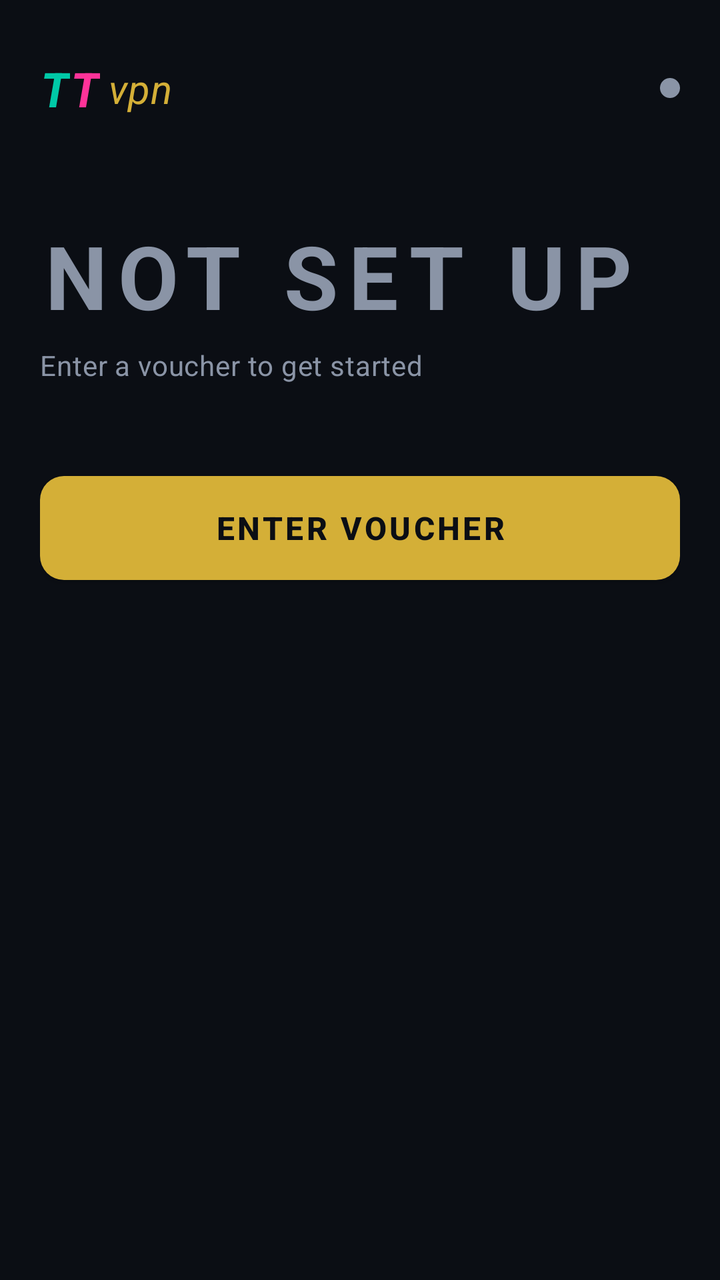
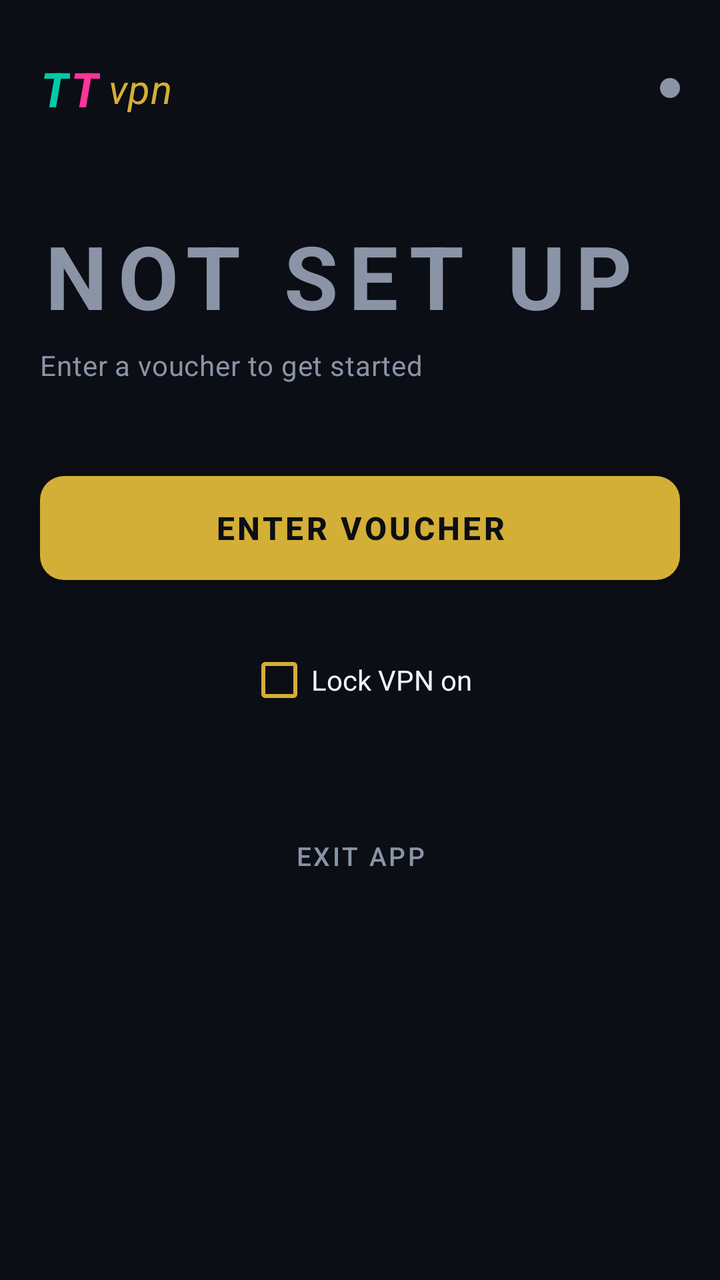

The first picture is an Android layout as it rendered before a commit; the second is the same layout after the commit. The layout source and the unified diff follow.
<!-- AndroidManifest.xml: application theme Theme.MaterialComponents.NoActionBar -->
<!-- res/layout/activity_main.xml -->
<?xml version="1.0" encoding="utf-8"?>
<ScrollView xmlns:android="http://schemas.android.com/apk/res/android"
    xmlns:app="http://schemas.android.com/apk/res-auto"
    android:layout_width="match_parent"
    android:layout_height="match_parent"
    android:background="@color/bg_dark"
    android:fillViewport="true">

    <LinearLayout
        android:layout_width="match_parent"
        android:layout_height="wrap_content"
        android:orientation="vertical"
        android:padding="20dp">

        <LinearLayout
            android:layout_width="match_parent"
            android:layout_height="wrap_content"
            android:layout_marginTop="8dp"
            android:gravity="center_vertical"
            android:orientation="horizontal">

            <LinearLayout
                android:layout_width="0dp"
                android:layout_height="wrap_content"
                android:layout_weight="1"
                android:gravity="center_vertical"
                android:orientation="horizontal">

                <TextView
                    android:layout_width="wrap_content"
                    android:layout_height="wrap_content"
                    android:letterSpacing="0.02"
                    android:text="@string/wordmark_tt1"
                    android:textColor="@color/brand_teal"
                    android:textSize="24sp"
                    android:textStyle="bold|italic" />

                <TextView
                    android:layout_width="wrap_content"
                    android:layout_height="wrap_content"
                    android:letterSpacing="0.02"
                    android:text="@string/wordmark_tt2"
                    android:textColor="@color/brand_hotpink"
                    android:textSize="24sp"
                    android:textStyle="bold|italic" />

                <TextView
                    android:layout_width="wrap_content"
                    android:layout_height="wrap_content"
                    android:layout_marginStart="4dp"
                    android:letterSpacing="0.02"
                    android:text="@string/wordmark_vpn"
                    android:textColor="@color/brand_gold"
                    android:textSize="20sp"
                    android:textStyle="italic" />
            </LinearLayout>

            <View
                android:id="@+id/dotStatus"
                android:layout_width="10dp"
                android:layout_height="10dp"
                android:background="@drawable/bg_dot" />
        </LinearLayout>

        <TextView
            android:id="@+id/txtState"
            android:layout_width="match_parent"
            android:layout_height="wrap_content"
            android:layout_marginTop="48dp"
            android:letterSpacing="0.12"
            android:text="@string/state_not_setup"
            android:textColor="@color/muted_label"
            android:textSize="44sp"
            android:textStyle="bold" />

        <TextView
            android:id="@+id/txtSubstate"
            android:layout_width="match_parent"
            android:layout_height="wrap_content"
            android:layout_marginTop="6dp"
            android:letterSpacing="0.02"
            android:text="@string/substate_not_setup"
            android:textColor="@color/muted_label"
            android:textSize="14sp" />

        <com.google.android.material.button.MaterialButton
            android:id="@+id/btnToggle"
            android:layout_width="match_parent"
            android:layout_height="64dp"
            android:layout_marginTop="40dp"
            android:text="@string/action_enter_voucher"
            android:textColor="@color/bg_dark"
            android:textSize="16sp"
            android:textStyle="bold"
            app:backgroundTint="@color/brand_gold"
            app:cornerRadius="12dp" />

        <com.google.android.material.card.MaterialCardView
            android:id="@+id/cardMeta"
            android:layout_width="match_parent"
            android:layout_height="wrap_content"
            android:layout_marginTop="40dp"
            android:visibility="gone"
            app:cardBackgroundColor="@color/card_surface"
            app:cardCornerRadius="12dp"
            app:cardElevation="0dp"
            app:strokeColor="@color/bg_dark"
            app:strokeWidth="1dp">

            <LinearLayout
                android:layout_width="match_parent"
                android:layout_height="wrap_content"
                android:orientation="vertical"
                android:padding="18dp">

                <LinearLayout
                    android:layout_width="match_parent"
                    android:layout_height="wrap_content"
                    android:orientation="horizontal">

                    <TextView
                        android:layout_width="0dp"
                        android:layout_height="wrap_content"
                        android:layout_weight="1"
                        android:text="@string/label_endpoint"
                        android:textColor="@color/muted_label"
                        android:textSize="13sp" />

                    <TextView
                        android:id="@+id/txtEndpoint"
                        android:layout_width="wrap_content"
                        android:layout_height="wrap_content"
                        android:textColor="@color/text_main"
                        android:textSize="13sp" />
                </LinearLayout>

                <View
                    android:layout_width="match_parent"
                    android:layout_height="1dp"
                    android:layout_marginTop="12dp"
                    android:layout_marginBottom="12dp"
                    android:background="@color/bg_dark" />

                <LinearLayout
                    android:layout_width="match_parent"
                    android:layout_height="wrap_content"
                    android:orientation="horizontal">

                    <TextView
                        android:layout_width="0dp"
                        android:layout_height="wrap_content"
                        android:layout_weight="1"
                        android:text="@string/label_duration"
                        android:textColor="@color/muted_label"
                        android:textSize="13sp" />

                    <TextView
                        android:id="@+id/txtDuration"
                        android:layout_width="wrap_content"
                        android:layout_height="wrap_content"
                        android:fontFamily="monospace"
                        android:text="@string/duration_placeholder"
                        android:textColor="@color/live_cyan"
                        android:textSize="13sp" />
                </LinearLayout>

                <View
                    android:layout_width="match_parent"
                    android:layout_height="1dp"
                    android:layout_marginTop="12dp"
                    android:layout_marginBottom="12dp"
                    android:background="@color/bg_dark" />

                <LinearLayout
                    android:layout_width="match_parent"
                    android:layout_height="wrap_content"
                    android:orientation="horizontal">

                    <TextView
                        android:layout_width="0dp"
                        android:layout_height="wrap_content"
                        android:layout_weight="1"
                        android:text="@string/label_data"
                        android:textColor="@color/muted_label"
                        android:textSize="13sp" />

                    <TextView
                        android:id="@+id/txtData"
                        android:layout_width="wrap_content"
                        android:layout_height="wrap_content"
                        android:fontFamily="monospace"
                        android:text="@string/data_placeholder"
                        android:textColor="@color/live_cyan"
                        android:textSize="13sp" />
                </LinearLayout>

                <View
                    android:layout_width="match_parent"
                    android:layout_height="1dp"
                    android:layout_marginTop="12dp"
                    android:layout_marginBottom="12dp"
                    android:background="@color/bg_dark" />

                <LinearLayout
                    android:layout_width="match_parent"
                    android:layout_height="wrap_content"
                    android:orientation="horizontal">

                    <TextView
                        android:layout_width="0dp"
                        android:layout_height="wrap_content"
                        android:layout_weight="1"
                        android:text="@string/label_entitlement"
                        android:textColor="@color/muted_label"
                        android:textSize="13sp" />

                    <TextView
                        android:id="@+id/txtEntitlement"
                        android:layout_width="wrap_content"
                        android:layout_height="wrap_content"
                        android:textColor="@color/brand_teal"
                        android:textSize="13sp" />
                </LinearLayout>

            </LinearLayout>
        </com.google.android.material.card.MaterialCardView>

    </LinearLayout>
</ScrollView>
<!-- resources referenced by this layout -->
<resources>
  <color name="bg_dark">#0B0E14</color>
  <color name="brand_gold">#D4AF37</color>
  <color name="brand_hotpink">#FF3399</color>
  <color name="brand_teal">#00C9A7</color>
  <color name="card_surface">#1A2332</color>
  <color name="live_cyan">#00FFCC</color>
  <color name="muted_label">#8A94A6</color>
  <color name="text_main">#EEF4FF</color>
  <!-- drawable bg_dot (drawable) -->
  <?xml version="1.0" encoding="utf-8"?>
  <shape xmlns:android="http://schemas.android.com/apk/res/android"
      android:shape="oval">
      <solid android:color="@color/muted_label" />
  </shape>
  <string name="action_enter_voucher">Enter voucher</string>
  <string name="data_placeholder">— / —</string>
  <string name="duration_placeholder">--:--</string>
  <string name="label_data">Data</string>
  <string name="label_duration">Duration</string>
  <string name="label_endpoint">Endpoint</string>
  <string name="label_entitlement">Entitlement</string>
  <string name="state_not_setup">NOT SET UP</string>
  <string name="substate_not_setup">Enter a voucher to get started</string>
  <string name="wordmark_tt1">T</string>
  <string name="wordmark_tt2">T</string>
  <string name="wordmark_vpn">vpn</string>
</resources>

<!-- the commit's change to res/layout/activity_main.xml (unified diff, before → after) -->
@@ -12,6 +12,7 @@
         android:orientation="vertical"
         android:padding="20dp">
 
+        
         <LinearLayout
             android:layout_width="match_parent"
             android:layout_height="wrap_content"
@@ -62,6 +63,7 @@
                 android:background="@drawable/bg_dot" />
         </LinearLayout>
 
+        
         <TextView
             android:id="@+id/txtState"
             android:layout_width="match_parent"
@@ -83,6 +85,7 @@
             android:textColor="@color/muted_label"
             android:textSize="14sp" />
 
+        
         <com.google.android.material.button.MaterialButton
             android:id="@+id/btnToggle"
             android:layout_width="match_parent"
@@ -95,11 +98,24 @@
             app:backgroundTint="@color/brand_gold"
             app:cornerRadius="12dp" />
 
+        
+        <CheckBox
+            android:id="@+id/checkLock"
+            android:layout_width="wrap_content"
+            android:layout_height="wrap_content"
+            android:layout_gravity="center_horizontal"
+            android:layout_marginTop="20dp"
+            android:buttonTint="@color/brand_gold"
+            android:text="@string/action_lock"
+            android:textColor="@color/text_main"
+            android:textSize="14sp" />
+
+        
         <com.google.android.material.card.MaterialCardView
             android:id="@+id/cardMeta"
             android:layout_width="match_parent"
             android:layout_height="wrap_content"
-            android:layout_marginTop="40dp"
+            android:layout_marginTop="32dp"
             android:visibility="gone"
             app:cardBackgroundColor="@color/card_surface"
             app:cardCornerRadius="12dp"
@@ -225,5 +241,17 @@
             </LinearLayout>
         </com.google.android.material.card.MaterialCardView>
 
+        
+        <com.google.android.material.button.MaterialButton
+            android:id="@+id/btnExit"
+            style="@style/Widget.MaterialComponents.Button.TextButton"
+            android:layout_width="wrap_content"
+            android:layout_height="wrap_content"
+            android:layout_gravity="center_horizontal"
+            android:layout_marginTop="40dp"
+            android:text="@string/action_exit"
+            android:textColor="@color/muted_label"
+            android:textSize="13sp" />
+
     </LinearLayout>
 </ScrollView>
<!-- resource entries referenced after the edit -->
@@ -15,6 +15,8 @@
       <solid android:color="@color/muted_label" />
   </shape>
   <string name="action_enter_voucher">Enter voucher</string>
+  <string name="action_exit">Exit app</string>
+  <string name="action_lock">Lock VPN on</string>
   <string name="data_placeholder">— / —</string>
   <string name="duration_placeholder">--:--</string>
   <string name="label_data">Data</string>
